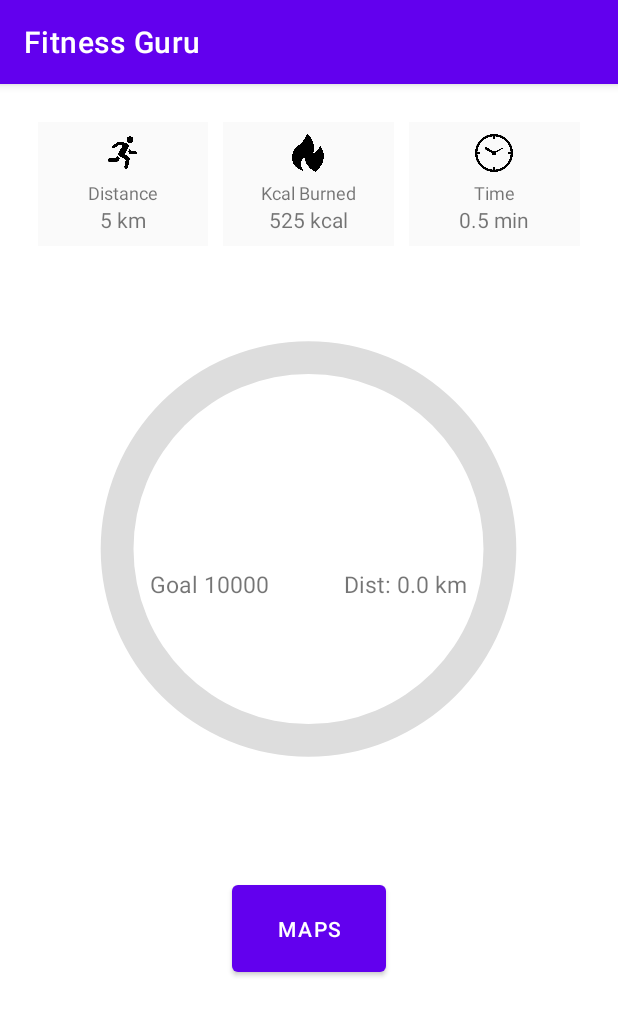
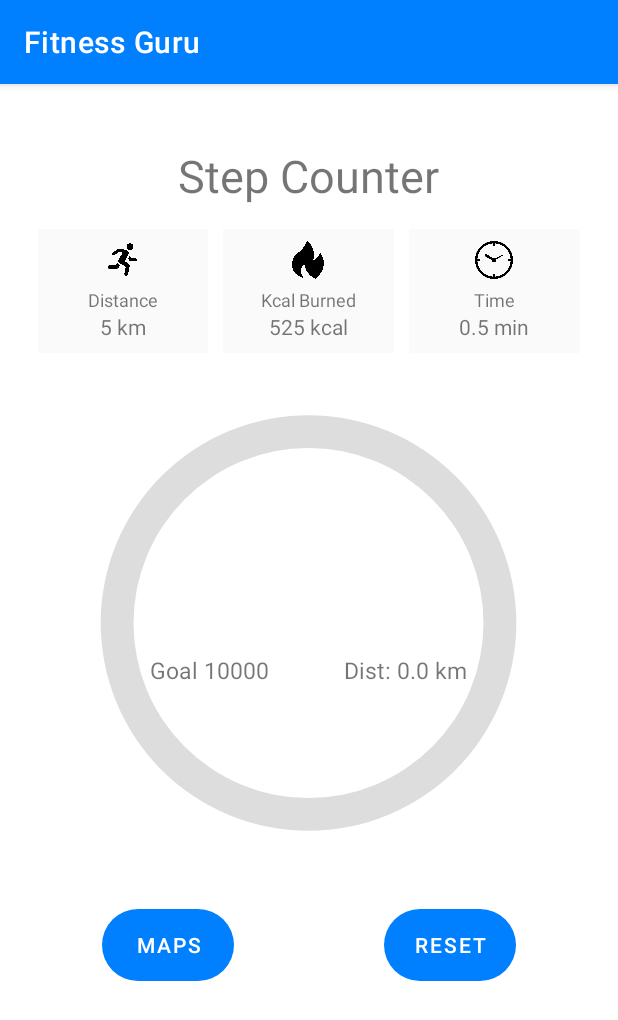
Before and after one commit to ChickenSLAYER94/Fitness-Guru, an Android app: the MainActivity screen opened directly, with no data from a screen before it, on a phone screen of 412 x 824 dp. Shown: the top 1020 px of the screen. Run offline under Robolectric (Android 15) with nearby library versions, the phone set to English and light mode, and no system bars.

Commit message:
Update main UI

```diff
--- /dev/null
+++ b/app/src/main/res/drawable/round_button.xml
@@ -0,0 +1,5 @@
+<?xml version="1.0" encoding="utf-8"?>
+<shape xmlns:android="http://schemas.android.com/apk/res/android">
+<!--    this is for creating round buttons which I will be using on main activity-->
+    <corners android:radius="100dp"/>
+</shape>
--- a/app/src/main/res/layout/activity_main.xml
+++ b/app/src/main/res/layout/activity_main.xml
@@ -1,7 +1,8 @@
 <?xml version="1.0" encoding="utf-8"?>
-<RelativeLayout class="androidx.appcompat.app.AlertController$RecycleListView" xmlns:android="http://schemas.android.com/apk/res/android"
+<RelativeLayout xmlns:android="http://schemas.android.com/apk/res/android"
     xmlns:app="http://schemas.android.com/apk/res-auto"
     xmlns:tools="http://schemas.android.com/tools"
+    class="androidx.appcompat.app.AlertController$RecycleListView"
     android:layout_width="match_parent"
     android:layout_height="match_parent"
     android:orientation="vertical"
@@ -9,27 +10,37 @@
 
     <!--I changed from using constraintLayout which is much more effective and good practice-->
 
+    <!--layout for the main activity-->
+    <ScrollView
+        android:layout_width="match_parent"
+        android:layout_height="wrap_content"
+        android:layout_centerHorizontal="true">
 
-
-    <!--layout for the main activity-->
-    <RelativeLayout
-        android:id="@+id/stepContainer"
-        android:layout_width="match_parent"
-        android:layout_height="match_parent"
-        android:visibility="visible"
-        android:padding="25dp">
 
         <LinearLayout
             android:layout_width="match_parent"
             android:layout_height="wrap_content"
+            android:gravity="center"
             android:orientation="vertical"
-            android:gravity="center"
-            >
+            android:padding="25dp">
+
+            <TextView
+                android:layout_width="wrap_content"
+                android:layout_height="wrap_content"
+                android:layout_gravity="center"
+                android:textSize="30dp"
+                android:text="Step Counter"
+                android:padding="15dp"
+                android:textStyle="bold"
+                android:fontFamily="sans-serif-thin"
+                />
+
+
             <LinearLayout
                 android:layout_width="match_parent"
                 android:layout_height="wrap_content"
-                android:orientation="vertical"
-                android:layout_alignParentBottom="true">
+                android:layout_alignParentBottom="true"
+                android:orientation="vertical">
 
                 <LinearLayout
                     android:layout_width="match_parent"
@@ -41,90 +52,110 @@
                     <LinearLayout
                         android:layout_width="0dp"
                         android:layout_height="wrap_content"
+                        android:layout_weight="1"
+                        android:background="#FAFAFA"
+                        android:gravity="center"
                         android:orientation="vertical"
-                        android:layout_weight="1"
-                        android:gravity="center"
                         android:paddingTop="8dp"
-                        android:paddingBottom="8dp"
-                        android:background="#FAFAFA">
+                        android:paddingBottom="8dp">
 
-                        <ImageView android:layout_width="25dp"
+                        <ImageView
+                            android:layout_width="25dp"
                             android:layout_height="25dp"
                             android:src="@drawable/distance" />
 
-                        <Space android:layout_width="wrap_content"
-                            android:layout_height="5dp"/>
-                        <TextView android:layout_width="wrap_content"
-                            android:layout_height="wrap_content"
-                            android:textSize="12dp"
-                            android:text="Distance"/>
+                        <Space
+                            android:layout_width="wrap_content"
+                            android:layout_height="5dp" />
 
-                        <TextView android:id="@+id/distance"
+                        <TextView
                             android:layout_width="wrap_content"
                             android:layout_height="wrap_content"
-                            android:textSize="14dp"
-                            android:text="5 km"/>
+                            android:text="Distance"
+                            android:textSize="12dp" />
 
-                    </LinearLayout>
-                    <Space android:layout_width="10dp"
-                        android:layout_height="wrap_content"/>
-
-<!--                    displays calorie burned-->
-                    <LinearLayout android:layout_width="0dp"
-                        android:layout_height="wrap_content"
-                        android:orientation="vertical"
-                        android:layout_weight="1"
-                        android:gravity="center"
-                        android:padding="8dp"
-                        android:background="#FAFAFA">
-
-                        <ImageView android:layout_width="25dp"
-                            android:layout_height="25dp"
-                            android:src="@drawable/calories"/>
-                        <Space android:layout_width="wrap_content"
-                            android:layout_height="5dp"/>
-
-                        <TextView android:layout_width="wrap_content"
-                            android:layout_height="wrap_content"
-                            android:textSize="12dp"
-                            android:text="Kcal Burned"/>
-
-                        <TextView android:id="@+id/calories"
+                        <TextView
+                            android:id="@+id/distance"
                             android:layout_width="wrap_content"
                             android:layout_height="wrap_content"
-                            android:textSize="14dp"
-                            android:text="525 kcal"/>
+                            android:text="5 km"
+                            android:textSize="14dp" />
 
                     </LinearLayout>
 
-                    <Space android:layout_width="10dp"
-                        android:layout_height="wrap_content"/>
+                    <Space
+                        android:layout_width="10dp"
+                        android:layout_height="wrap_content" />
+
+                    <!--                    displays calorie burned-->
+                    <LinearLayout
+                        android:layout_width="0dp"
+                        android:layout_height="wrap_content"
+                        android:layout_weight="1"
+                        android:background="#FAFAFA"
+                        android:gravity="center"
+                        android:orientation="vertical"
+                        android:padding="8dp">
+
+                        <ImageView
+                            android:layout_width="25dp"
+                            android:layout_height="25dp"
+                            android:src="@drawable/calories" />
+
+                        <Space
+                            android:layout_width="wrap_content"
+                            android:layout_height="5dp" />
+
+                        <TextView
+                            android:layout_width="wrap_content"
+                            android:layout_height="wrap_content"
+                            android:text="Kcal Burned"
+                            android:textSize="12dp" />
+
+                        <TextView
+                            android:id="@+id/calories"
+                            android:layout_width="wrap_content"
+                            android:layout_height="wrap_content"
+                            android:text="525 kcal"
+                            android:textSize="14dp" />
+
+                    </LinearLayout>
+
+                    <Space
+                        android:layout_width="10dp"
+                        android:layout_height="wrap_content" />
 
                     <!--                    display time passed-->
-                    <LinearLayout android:layout_width="0dp"
+                    <LinearLayout
+                        android:layout_width="0dp"
                         android:layout_height="wrap_content"
+                        android:layout_weight="1"
+                        android:background="#FAFAFA"
+                        android:gravity="center"
                         android:orientation="vertical"
-                        android:layout_weight="1"
-                        android:gravity="center" android:padding="8dp"
-                        android:background="#FAFAFA">
+                        android:padding="8dp">
 
-                        <ImageView android:layout_width="25dp"
+                        <ImageView
+                            android:layout_width="25dp"
                             android:layout_height="25dp"
                             android:src="@drawable/time" />
 
-                        <Space android:layout_width="wrap_content"
-                            android:layout_height="5dp"/>
+                        <Space
+                            android:layout_width="wrap_content"
+                            android:layout_height="5dp" />
 
-                        <TextView android:layout_width="wrap_content"
-                            android:layout_height="wrap_content"
-                            android:textSize="12dp"
-                            android:text="Time"/>
-
-                        <TextView android:id="@+id/time"
+                        <TextView
                             android:layout_width="wrap_content"
                             android:layout_height="wrap_content"
-                            android:textSize="14dp"
-                            android:text="0.5 min"/>
+                            android:text="Time"
+                            android:textSize="12dp" />
+
+                        <TextView
+                            android:id="@+id/time"
+                            android:layout_width="wrap_content"
+                            android:layout_height="wrap_content"
+                            android:text="0.5 min"
+                            android:textSize="14dp" />
 
                     </LinearLayout>
                 </LinearLayout>
@@ -136,78 +167,97 @@
                 android:id="@+id/overviewContainer"
                 android:layout_width="match_parent"
                 android:layout_height="420dp"
-            android:orientation="vertical"
                 android:layout_centerInParent="true"
-            >
+                android:orientation="vertical">
 
                 <ProgressBar
                     android:id="@+id/progress_bar"
                     android:layout_width="350dp"
-                android:layout_height="394dp"
+                    android:layout_height="350dp"
                     android:layout_gravity="center"
                     android:indeterminateOnly="false"
                     android:paddingTop="10dp"
                     android:progressDrawable="@drawable/count_progress_bar"
                     tools:progress="70"></ProgressBar>
+
                 <TextView
                     android:id="@+id/stepsRemaining"
                     android:layout_width="wrap_content"
                     android:layout_height="wrap_content"
+                    android:layout_gravity="center"
+                    android:layout_marginTop="-200dp"
                     android:textAppearance="@style/TextAppearance.AppCompat.Display2"
-                android:layout_gravity="center"
-                android:layout_marginTop="-230dp"
                     android:textSize="37dp"
                     tools:text="Goal Reached" />
+
 
                 <LinearLayout
                     android:layout_width="match_parent"
                     android:layout_height="wrap_content"
-                android:orientation="horizontal"
                     android:gravity="center"
-                >
+                    android:orientation="horizontal">
                     <!--               display user step goal -->
                     <TextView
                         android:id="@+id/userGoal"
                         android:layout_width="wrap_content"
                         android:layout_height="wrap_content"
+                        android:layout_gravity="center"
                         android:text="Goal 10000"
-                    android:layout_gravity="center"
-                    android:textSize="15dp">
-                </TextView>
-                <Space android:layout_width="50dp"
-                    android:layout_height="wrap_content">
-                </Space>
+                        android:textSize="15dp"></TextView>
+
+                    <Space
+                        android:layout_width="50dp"
+                        android:layout_height="wrap_content"></Space>
 
                     <!-- display user distance goal -->
                     <TextView
                         android:id="@+id/userDistance"
+                        android:layout_width="wrap_content"
+                        android:layout_height="wrap_content"
                         android:text="Dist: 5.6 km"
-                    android:textSize="15dp"
-                    android:layout_width="wrap_content"
-                    android:layout_height="wrap_content">
-                </TextView>
-            </LinearLayout>
+                        android:textSize="15dp"></TextView>
 
                 </LinearLayout>
-            <!--            button to trasition to next activity-->
-                <LinearLayout
-                    android:layout_width="match_parent"
-                    android:layout_height="wrap_content"
-                    android:orientation="horizontal"
-                    android:gravity="center"
-                    >
-                    <Button
-                        android:id="@+id/button_maps"
-                        android:layout_width="wrap_content"
-                        android:layout_height="70dp"
-                        android:text="   Maps   "
-                        android:layout_gravity="center"
-                        />
+                <!--            button to transition to next activity-->
+
+
             </LinearLayout>
 
         </LinearLayout>
 
-    </RelativeLayout>
 
+    </ScrollView>
+    <LinearLayout
+        android:layout_width="match_parent"
+        android:layout_height="wrap_content"
+        android:gravity="center"
+        android:orientation="horizontal"
+        android:layout_marginTop="550dp">
+
+        <Button
+            android:id="@+id/button_maps"
+            android:layout_width="wrap_content"
+            android:layout_height="wrap_content"
+            android:layout_gravity="center"
+            android:background="@drawable/round_button"
+            android:text="Maps"
+            app:backgroundTint="#007FFF"
+
+            />
+
+        <Space
+            android:layout_width="100dp"
+            android:layout_height="wrap_content"></Space>
+
+        <Button
+            android:background="@drawable/round_button"
+            app:backgroundTint="#007FFF"
+            android:layout_width="wrap_content"
+            android:layout_height="wrap_content"
+            android:layout_gravity="center"
+            android:text="Reset"
+
+            />
+    </LinearLayout>
 
 </RelativeLayout>
--- a/app/src/main/res/values-night/themes.xml
+++ b/app/src/main/res/values-night/themes.xml
@@ -2,8 +2,8 @@
     <!-- Base application theme. -->
     <style name="Theme.FitnessGuru" parent="Theme.MaterialComponents.DayNight.DarkActionBar">
         <!-- Primary brand color. -->
-        <item name="colorPrimary">@color/purple_200</item>
-        <item name="colorPrimaryVariant">@color/purple_700</item>
+        <item name="colorPrimary">#007FFF</item>
+        <item name="colorPrimaryVariant">#0170D1</item>
         <item name="colorOnPrimary">@color/black</item>
         <!-- Secondary brand color. -->
         <item name="colorSecondary">@color/teal_200</item>
--- a/app/src/main/res/values/themes.xml
+++ b/app/src/main/res/values/themes.xml
@@ -2,8 +2,8 @@
     <!-- Base application theme. -->
     <style name="Theme.FitnessGuru" parent="Theme.MaterialComponents.DayNight.DarkActionBar">
         <!-- Primary brand color. -->
-        <item name="colorPrimary">@color/purple_500</item>
-        <item name="colorPrimaryVariant">@color/purple_700</item>
+        <item name="colorPrimary">#007FFF</item>
+        <item name="colorPrimaryVariant">#0170D1</item>
         <item name="colorOnPrimary">@color/white</item>
         <!-- Secondary brand color. -->
         <item name="colorSecondary">@color/teal_200</item>
```
Lines whose indentation alone changed are shown as unchanged.
